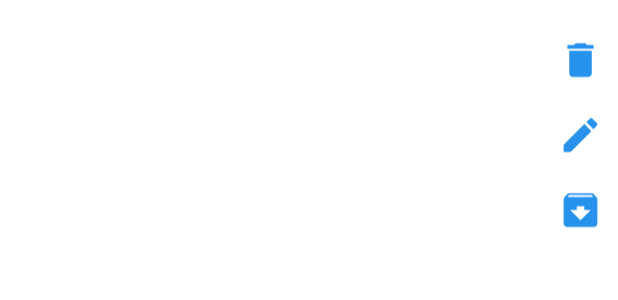
After one commit to Djokic00/StudentHelper-Android, an Android app built with Jetpack Compose: the layout activity_note_template.xml on its own in the app's theme, with its tools: preview values and no code run, on a phone screen of 412 x 824 dp. The commit adds this screen. Shown: the top 300 px of the screen. Run offline under Robolectric (Android 15) with nearby library versions, the phone set to English and light mode, and no system bars.

Commit message:
Add frontend

```diff
--- a/app/src/main/java/rs/raf/projekat2/aleksa_djokic_rn1619/presentation/composable/strings.kt
+++ /dev/null
@@ -1 +0,0 @@
-package rs.raf.projekat2.aleksa_djokic_rn1619.presentation.composable
--- a/app/src/main/java/rs/raf/projekat2/aleksa_djokic_rn1619/presentation/view/activities/LoginActivity.kt
+++ b/app/src/main/java/rs/raf/projekat2/aleksa_djokic_rn1619/presentation/view/activities/LoginActivity.kt
@@ -16,8 +16,6 @@ class LoginActivity : AppCompatActivity() {
 
     override fun onCreate(savedInstanceState: Bundle?) {
         super.onCreate(savedInstanceState)
-//        binding = ActivityLoginBinding.inflate(layoutInflater)
-//        setContentView(binding.root)
         // sada kada smo ubacili setContent mozemo da obrisemo setContentView
         // ako se nalazimo u fragmentu onda ne mozemo da kazemo ovo setContent
         setContent {
--- /dev/null
+++ b/app/src/main/res/drawable/add_note_icon.xml
@@ -0,0 +1,5 @@
+<vector android:height="24dp" android:tint="#FFFFFF"
+    android:viewportHeight="24" android:viewportWidth="24"
+    android:width="24dp" xmlns:android="http://schemas.android.com/apk/res/android">
+    <path android:fillColor="@android:color/white" android:pathData="M19,13h-6v6h-2v-6H5v-2h6V5h2v6h6v2z"/>
+</vector>
--- /dev/null
+++ b/app/src/main/res/drawable/archive_icon.xml
@@ -0,0 +1,5 @@
+<vector android:height="24dp" android:tint="#2692EC"
+    android:viewportHeight="24" android:viewportWidth="24"
+    android:width="24dp" xmlns:android="http://schemas.android.com/apk/res/android">
+    <path android:fillColor="@android:color/white" android:pathData="M20.54,5.23l-1.39,-1.68C18.88,3.21 18.47,3 18,3H6c-0.47,0 -0.88,0.21 -1.16,0.55L3.46,5.23C3.17,5.57 3,6.02 3,6.5V19c0,1.1 0.9,2 2,2h14c1.1,0 2,-0.9 2,-2V6.5c0,-0.48 -0.17,-0.93 -0.46,-1.27zM12,17.5L6.5,12H10v-2h4v2h3.5L12,17.5zM5.12,5l0.81,-1h12l0.94,1H5.12z"/>
+</vector>
--- /dev/null
+++ b/app/src/main/res/drawable/delete_icon.xml
@@ -0,0 +1,5 @@
+<vector android:height="24dp" android:tint="#2692EC"
+    android:viewportHeight="24" android:viewportWidth="24"
+    android:width="24dp" xmlns:android="http://schemas.android.com/apk/res/android">
+    <path android:fillColor="@android:color/white" android:pathData="M6,19c0,1.1 0.9,2 2,2h8c1.1,0 2,-0.9 2,-2V7H6v12zM19,4h-3.5l-1,-1h-5l-1,1H5v2h14V4z"/>
+</vector>
--- /dev/null
+++ b/app/src/main/res/drawable/edit_icon.xml
@@ -0,0 +1,5 @@
+<vector android:height="24dp" android:tint="#2692EC"
+    android:viewportHeight="24" android:viewportWidth="24"
+    android:width="24dp" xmlns:android="http://schemas.android.com/apk/res/android">
+    <path android:fillColor="@android:color/white" android:pathData="M3,17.25V21h3.75L17.81,9.94l-3.75,-3.75L3,17.25zM20.71,7.04c0.39,-0.39 0.39,-1.02 0,-1.41l-2.34,-2.34c-0.39,-0.39 -1.02,-0.39 -1.41,0l-1.83,1.83 3.75,3.75 1.83,-1.83z"/>
+</vector>
--- /dev/null
+++ b/app/src/main/res/layout/activity_note_template.xml
@@ -0,0 +1,60 @@
+<?xml version="1.0" encoding="utf-8"?>
+<androidx.constraintlayout.widget.ConstraintLayout xmlns:android="http://schemas.android.com/apk/res/android"
+                                                   xmlns:app="http://schemas.android.com/apk/res-auto"
+                                                   android:layout_width="match_parent"
+                                                   android:layout_height="150dp"
+                                                   android:layout_marginTop="10dp"
+                                                   android:layout_marginLeft="10dp"
+                                                   android:layout_marginRight="10dp">
+
+    <TextView
+            android:id="@+id/noteTitleTv"
+            android:layout_width="wrap_content"
+            android:layout_height="wrap_content"
+            style="@style/RecyclerStyle"
+            app:layout_constraintTop_toTopOf="parent"
+            app:layout_constraintStart_toStartOf="parent"
+            app:layout_constraintBottom_toTopOf="@id/noteDescriptionTv"
+            android:layout_marginStart="16dp"
+            android:textStyle="bold"/>
+
+    <TextView
+            android:id="@+id/noteDescriptionTv"
+            android:layout_width="wrap_content"
+            android:layout_height="wrap_content"
+            style="@style/RecyclerStyle"
+            app:layout_constraintTop_toBottomOf="@id/noteTitleTv"
+            app:layout_constraintBottom_toBottomOf="parent"
+            app:layout_constraintStart_toStartOf="parent"
+            android:layout_marginStart="16dp"/>
+
+    <ImageView
+            android:id="@+id/trashImg"
+            android:layout_width="30dp"
+            android:layout_height="40dp"
+            android:src="@drawable/delete_icon"
+            style="@style/ImageViewStyle"
+            app:layout_constraintEnd_toEndOf="parent" app:layout_constraintTop_toTopOf="parent"
+            app:layout_constraintBottom_toTopOf="@+id/editImg"/>
+
+    <ImageView
+            android:id="@+id/editImg"
+            android:layout_width="30dp"
+            android:layout_height="40dp"
+            android:src="@drawable/edit_icon"
+            style="@style/ImageViewStyle"
+            app:layout_constraintEnd_toEndOf="parent" app:layout_constraintTop_toBottomOf="@id/trashImg"
+            app:layout_constraintBottom_toTopOf="@+id/archiveImg"/>
+
+    <ImageView
+            android:id="@+id/archiveImg"
+            android:layout_width="30dp"
+            android:layout_height="40dp"
+            android:src="@drawable/archive_icon"
+            style="@style/ImageViewStyle"
+            app:layout_constraintEnd_toEndOf="parent" app:layout_constraintBottom_toBottomOf="parent"/>
+
+
+
+
+</androidx.constraintlayout.widget.ConstraintLayout>
--- a/app/src/main/res/values/themes.xml
+++ b/app/src/main/res/values/themes.xml
@@ -1,6 +1,6 @@
 <resources xmlns:tools="http://schemas.android.com/tools">
     <!-- Base application theme. -->
-    <style name="Theme.Rsrafprojekat2_aleksa_djokic_rn1619" parent="Theme.MaterialComponents.DayNight.DarkActionBar">
+    <style name="Theme.MyApplication" parent="Theme.MaterialComponents.DayNight.DarkActionBar">
         <!-- Primary brand color. -->
         <item name="colorPrimary">@color/RafBlue</item>
         <item name="colorPrimaryVariant">@color/purple_700</item>
@@ -19,4 +19,26 @@
         <item name="windowSplashScreenAnimatedIcon">@drawable/splash</item>
     </style>
 
+    <style name="ButtonStyle" parent="Theme.SplashScreen">
+        <item name="android:textSize">20sp</item>
+<!--        <item name="android:textColor">@color/white</item>-->
+        <item name="backgroundTint">@color/RafBlue</item>
+        <item name="android:gravity">center</item>
+    </style>
+
+    <style name="TextStyle" parent="Theme.MyApplication">
+        <item name="android:textSize">20sp</item>
+        <item name="android:gravity">center</item>
+    </style>
+
+    <style name="RecyclerStyle" parent="Theme.MyApplication">
+        <item name="android:textSize">20sp</item>
+        <item name="android:gravity">center</item>
+    </style>
+
+    <style name="ImageViewStyle" parent="Theme.MyApplication">
+<!--        <item name="android:textSize">20sp</item>-->
+<!--        <item name="android:gravity">center</item>-->
+    </style>
+
 </resources>
--- a/build.gradle
+++ b/build.gradle
@@ -6,7 +6,7 @@ buildscript {
     }
     dependencies {
         classpath "com.android.tools.build:gradle:7.0.0"
-        classpath "org.jetbrains.kotlin:kotlin-gradle-plugin:1.6.10"
+        classpath 'org.jetbrains.kotlin:kotlin-gradle-plugin:1.6.10'
 
         // NOTE: Do not place your application dependencies here; they belong
         // in the individual module build.gradle files
```
Also changed, not shown: app/build.gradle (+12 -9 lines), app/src/main/AndroidManifest.xml (+15 -8 lines), app/src/main/java/rs/raf/projekat2/aleksa_djokic_rn1619/MainActivity.kt (deleted, +0 -11 lines), app/src/main/java/rs/raf/projekat2/aleksa_djokic_rn1619/modules/core_module.kt (added, +72 -0 lines), app/src/main/java/rs/raf/projekat2/aleksa_djokic_rn1619/presentation/view/activities/MainActivity.kt (+10 -0 lines), app/src/main/java/rs/raf/projekat2/aleksa_djokic_rn1619/presentation/view/activities/NoteActivity.kt (added, +19 -0 lines), app/src/main/java/rs/raf/projekat2/aleksa_djokic_rn1619/presentation/view/activities/ScheduleActivity.kt (added, +17 -0 lines), app/src/main/res/layout/activity_note.xml (added, +48 -0 lines), app/src/main/res/layout/activity_schedule.xml (added, +61 -0 lines), app/src/main/res/layout/activity_schedule_template.xml (added, +66 -0 lines), app/src/main/res/values/strings.xml (+9 -0 lines).
